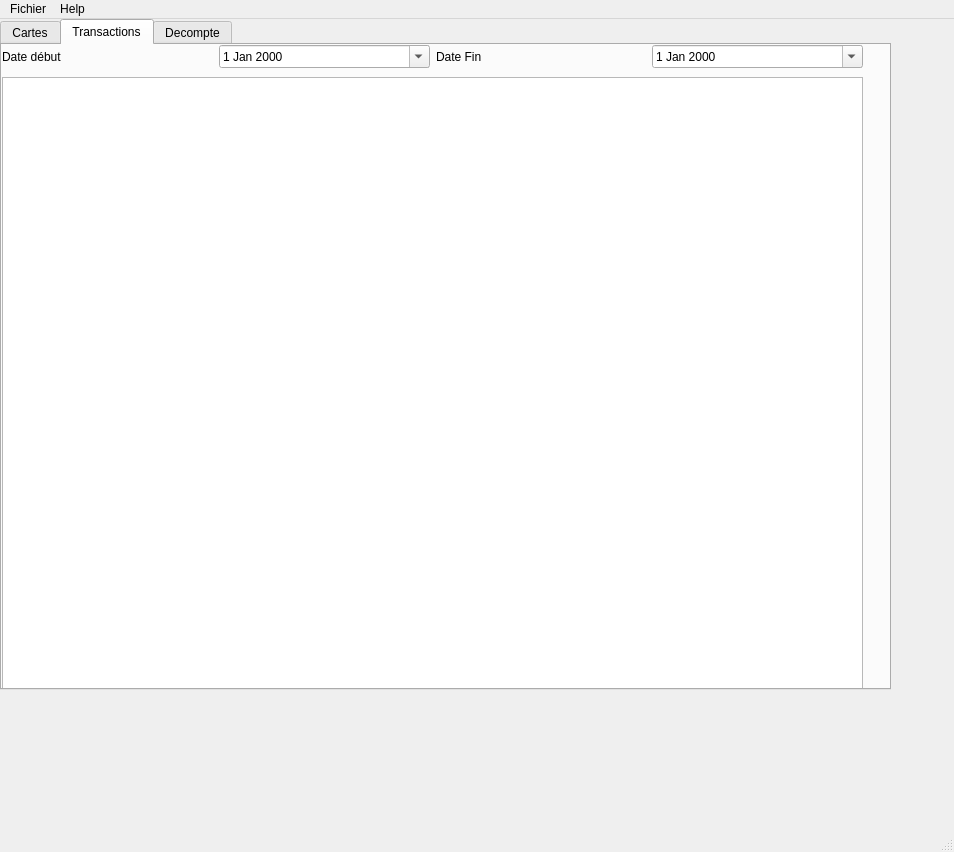
alcatrazproduction/Sagrave, file sagrave.ui: the form before one commit.
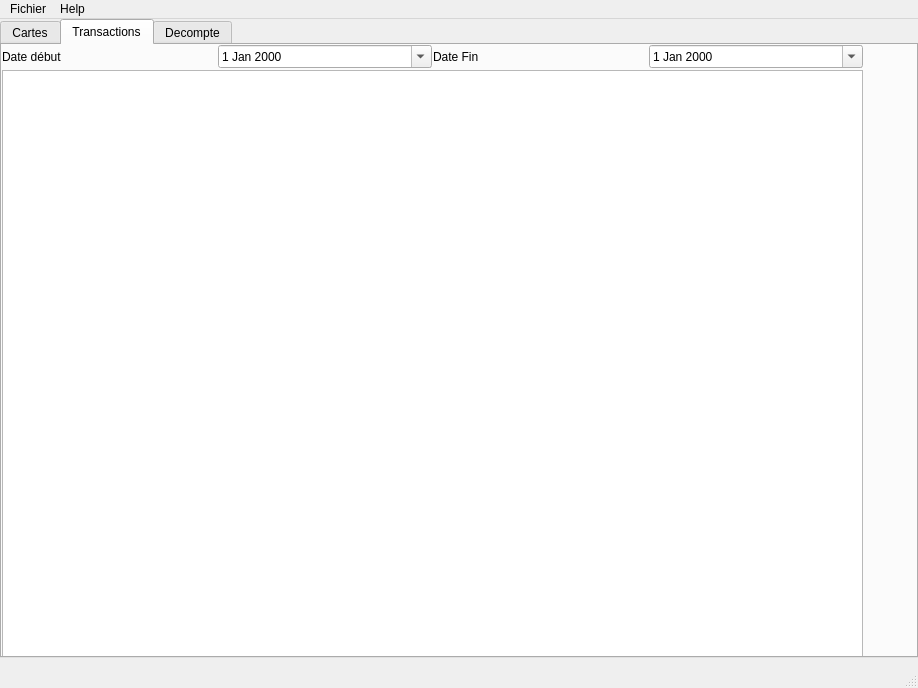
The form after the commit. The open tabs and pages were chosen to show the change.

Commit message: Some windows cosmetics

What changed in the file:
```diff
--- a/sagrave.ui
+++ b/sagrave.ui
@@ -10,10 +10,34 @@
    <rect>
     <x>0</x>
     <y>0</y>
-    <width>954</width>
-    <height>852</height>
+    <width>918</width>
+    <height>688</height>
    </rect>
   </property>
+  <property name="sizePolicy">
+   <sizepolicy hsizetype="Fixed" vsizetype="Fixed">
+    <horstretch>0</horstretch>
+    <verstretch>0</verstretch>
+   </sizepolicy>
+  </property>
+  <property name="minimumSize">
+   <size>
+    <width>918</width>
+    <height>688</height>
+   </size>
+  </property>
+  <property name="maximumSize">
+   <size>
+    <width>918</width>
+    <height>688</height>
+   </size>
+  </property>
+  <property name="baseSize">
+   <size>
+    <width>918</width>
+    <height>688</height>
+   </size>
+  </property>
   <property name="windowTitle">
    <string>MainWindow</string>
   </property>
@@ -23,8 +47,8 @@
      <rect>
       <x>0</x>
       <y>0</y>
-      <width>891</width>
-      <height>671</height>
+      <width>918</width>
+      <height>639</height>
      </rect>
     </property>
     <property name="sizePolicy">
@@ -92,6 +116,12 @@
      </widget>
     </widget>
     <widget class="QWidget" name="p_transactions">
+     <property name="sizePolicy">
+      <sizepolicy hsizetype="Preferred" vsizetype="Preferred">
+       <horstretch>0</horstretch>
+       <verstretch>0</verstretch>
+      </sizepolicy>
+     </property>
      <attribute name="title">
       <string>Transactions</string>
      </attribute>
@@ -104,20 +134,32 @@
         <height>651</height>
        </rect>
       </property>
-      <layout class="QVBoxLayout" name="verticalLayout">
+      <layout class="QVBoxLayout" name="vl_transactions">
+       <property name="spacing">
+        <number>1</number>
+       </property>
        <property name="sizeConstraint">
-        <enum>QLayout::SetMaximumSize</enum>
+        <enum>QLayout::SetMinimumSize</enum>
        </property>
        <item>
-        <layout class="QHBoxLayout" name="horizontalLayout_2">
+        <layout class="QHBoxLayout" name="hl_transactions">
+         <property name="spacing">
+          <number>1</number>
+         </property>
          <property name="sizeConstraint">
-          <enum>QLayout::SetMaximumSize</enum>
+          <enum>QLayout::SetMinimumSize</enum>
          </property>
          <property name="bottomMargin">
-          <number>1</number>
+          <number>0</number>
          </property>
          <item>
           <widget class="QLabel" name="label">
+           <property name="sizePolicy">
+            <sizepolicy hsizetype="Minimum" vsizetype="Minimum">
+             <horstretch>0</horstretch>
+             <verstretch>0</verstretch>
+            </sizepolicy>
+           </property>
            <property name="text">
             <string>Date début</string>
            </property>
@@ -125,6 +167,12 @@
          </item>
          <item>
           <widget class="QDateEdit" name="DTDebut">
+           <property name="sizePolicy">
+            <sizepolicy hsizetype="Minimum" vsizetype="Minimum">
+             <horstretch>0</horstretch>
+             <verstretch>0</verstretch>
+            </sizepolicy>
+           </property>
            <property name="calendarPopup">
             <bool>true</bool>
            </property>
@@ -132,6 +180,12 @@
          </item>
          <item>
           <widget class="QLabel" name="label_2">
+           <property name="sizePolicy">
+            <sizepolicy hsizetype="Minimum" vsizetype="Minimum">
+             <horstretch>0</horstretch>
+             <verstretch>0</verstretch>
+            </sizepolicy>
+           </property>
            <property name="text">
             <string>Date Fin</string>
            </property>
@@ -139,6 +193,12 @@
          </item>
          <item>
           <widget class="QDateEdit" name="DTFin">
+           <property name="sizePolicy">
+            <sizepolicy hsizetype="Minimum" vsizetype="Minimum">
+             <horstretch>0</horstretch>
+             <verstretch>0</verstretch>
+            </sizepolicy>
+           </property>
            <property name="calendarPopup">
             <bool>true</bool>
            </property>
@@ -151,16 +211,25 @@
          <property name="orientation">
           <enum>Qt::Horizontal</enum>
          </property>
+         <property name="sizeType">
+          <enum>QSizePolicy::Fixed</enum>
+         </property>
          <property name="sizeHint" stdset="0">
           <size>
-           <width>858</width>
-           <height>2</height>
+           <width>1</width>
+           <height>1</height>
           </size>
          </property>
         </spacer>
        </item>
        <item>
         <widget class="QTableWidget" name="v_transactions">
+         <property name="sizePolicy">
+          <sizepolicy hsizetype="Expanding" vsizetype="Expanding">
+           <horstretch>0</horstretch>
+           <verstretch>0</verstretch>
+          </sizepolicy>
+         </property>
          <property name="editTriggers">
           <set>QAbstractItemView::NoEditTriggers</set>
          </property>
@@ -364,8 +433,8 @@
     <rect>
      <x>0</x>
      <y>0</y>
-     <width>954</width>
-     <height>21</height>
+     <width>918</width>
+     <height>22</height>
     </rect>
    </property>
    <widget class="QMenu" name="menuFichier">
```
Left out of the diff: 50 changed lines with no effect on the pictures. The commit also changes 6 other files.
